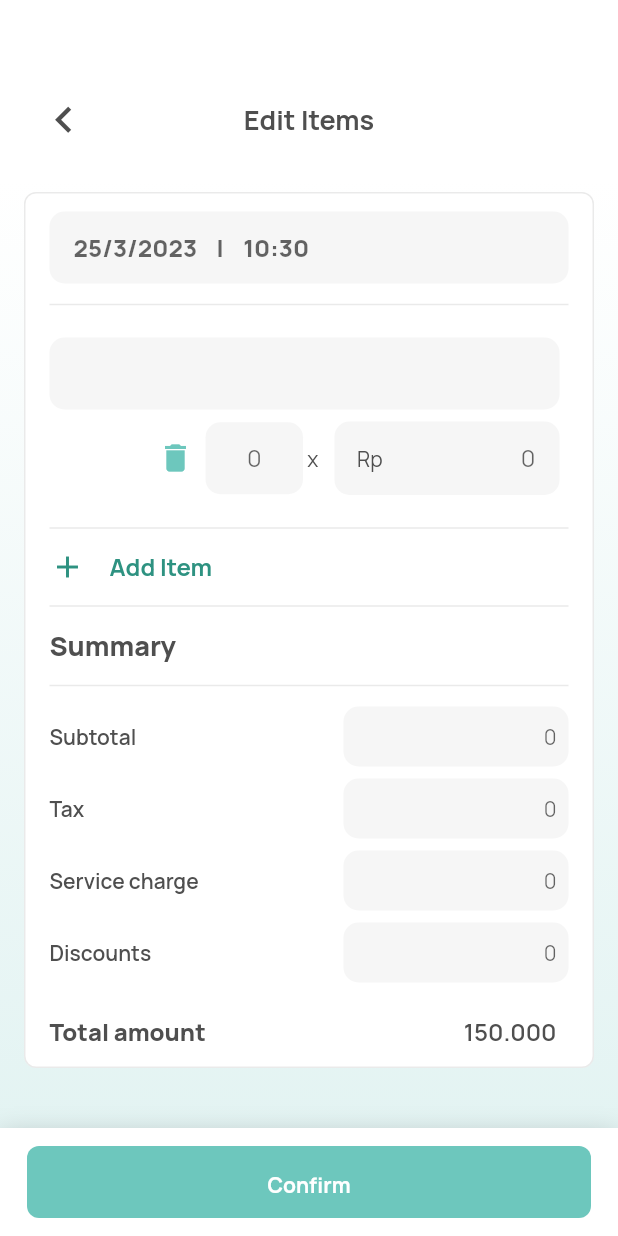
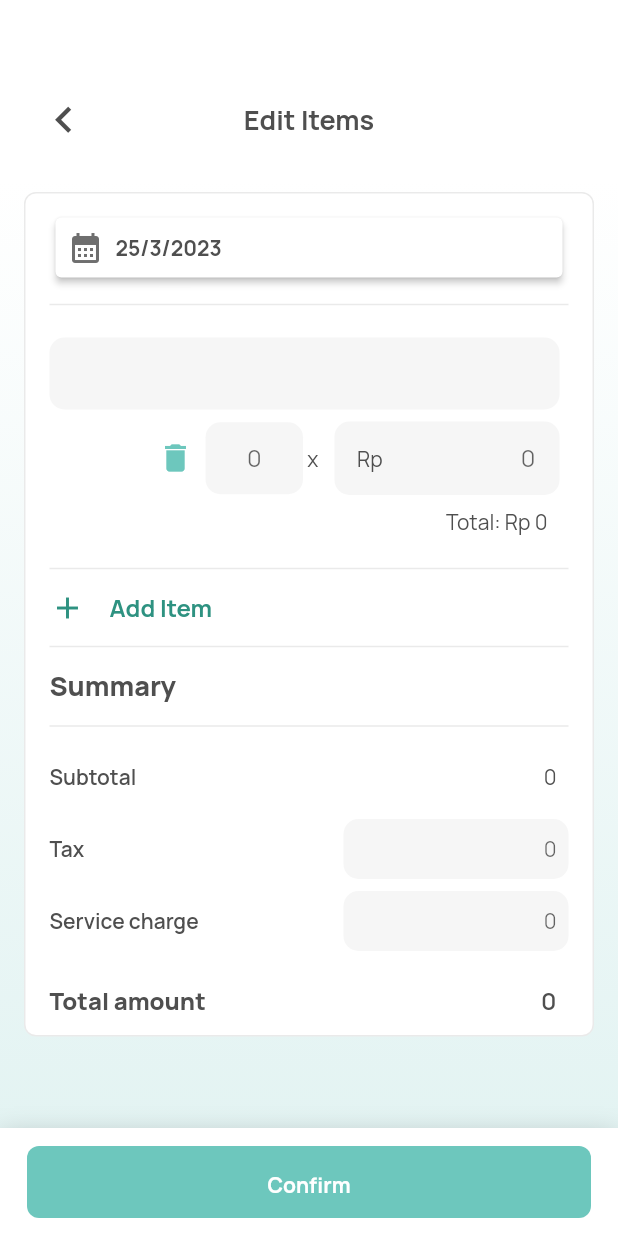
Before and after one commit to split-rex/split-rex-frontend, a Flutter app: the EditItems widget shown alone on an empty page, opened directly, after a tap on "Add Item", on a phone screen of 412 x 824 dp. Run offline on Flutter 3.47's test engine with Material 2 defaults, Android fonts, the phone set to English and light mode, and no system bars; our stand-ins replace flutter_riverpod, flutter_signin_button, flutter_svg, google_fonts, logger, syncfusion_flutter_datepicker; missing offline and left inert: flex_color_picker, flutter_initicon; project files that could hold a hidden picture were left out.

Commit message:
feat: auto calculate total

```diff
--- a/split_rex/lib/main.dart
+++ b/split_rex/lib/main.dart
@@ -30,7 +30,8 @@ class MyApp extends ConsumerWidget {
         resizeToAvoidBottomInset:
           ref.watch(routeProvider).currentPage == "change_password" ||
           ref.watch(routeProvider).currentPage == "edit_account" ||
-          ref.watch(routeProvider).currentPage == "new_group"
+          ref.watch(routeProvider).currentPage == "new_group" ||
+          ref.watch(routeProvider).currentPage == "edit_items"
           ? true
           : false,
         bottomNavigationBar:
--- a/split_rex/lib/src/model/add_expense.dart
+++ b/split_rex/lib/src/model/add_expense.dart
@@ -15,12 +15,14 @@ class Items {
   String name;
   int qty;
   int price;
+  int total;
   bool selected;
 
   Items({
     this.name = "",
     this.qty = 0,
     this.price = 0,
+    this.total = 0,
     this.selected = false
   });
 }
@@ -42,10 +44,10 @@ class Transaction {
     this.desc = "",
     this.groupId = -1,
     this.date = "",
-    this.subtotal = -1,
-    this.tax = -1,
-    this.service = -1,
-    this.total = -1,
+    this.subtotal = 0,
+    this.tax = 0,
+    this.service = 0,
+    this.total = 0,
     this.billOwner = -1,
   });
 }
--- a/split_rex/lib/src/providers/add_expense.dart
+++ b/split_rex/lib/src/providers/add_expense.dart
@@ -28,6 +28,43 @@ class AddExpenseProvider extends ChangeNotifier {
 
   changeBillName(val) {
     newBill.name = val;
+    notifyListeners();
+  }
+
+  changeBillDate(val) {
+    newBill.date = val;
+    notifyListeners();
+  }
+
+  convertStringToInt(str) {
+    int val;
+    if (str == "") {
+      val = 0;
+    } else {
+      val = int.parse(str);
+    }
+    return val;
+  }
+
+  changeBillTax(String str) {
+    int val = convertStringToInt(str);
+    newBill.total -= newBill.tax;
+    newBill.tax = val;
+    newBill.total += val;
+    notifyListeners();
+  }
+
+  changeBillService(String str) {
+    int val = convertStringToInt(str);
+    newBill.total -= newBill.service;
+    newBill.service = val;
+    newBill.total += val;
+    notifyListeners();
+  }
+
+  changeBillTotal(int val) {
+    newBill.total = val;
+    notifyListeners();
   }
 
   addItem() {
@@ -35,16 +72,37 @@ class AddExpenseProvider extends ChangeNotifier {
     notifyListeners();
   }
 
+  deleteItem(index) {
+    newBill.subtotal -= items[index].total;
+    newBill.total -= items[index].total;
+    items.removeAt(index);
+    notifyListeners();
+  }
+
   changeItemName(index, String val) {
     items[index].name = val;
   }
 
-  changeItemQty(index, int val) {
+  changeItemQty(index, String str) {
+    int val = convertStringToInt(str);
     items[index].qty = val;
+    newBill.total -= newBill.subtotal;
+    newBill.subtotal -= items[index].total;
+    items[index].total = items[index].price * items[index].qty;
+    newBill.subtotal += items[index].total;
+    newBill.total += newBill.subtotal;
+    notifyListeners();
   }
 
-  changeItemPrice(index, int val) {
+  changeItemPrice(index, String str) {
+    int val = convertStringToInt(str);
     items[index].price = val;
+    newBill.total -= newBill.subtotal;
+    newBill.subtotal -= items[index].total;
+    items[index].total = items[index].price * items[index].qty;
+    newBill.subtotal += items[index].total;
+    newBill.total += newBill.subtotal;
+    notifyListeners();
   }
 
   changeItemSelected(index) {
--- a/split_rex/lib/src/screens/expense/edit_items.dart
+++ b/split_rex/lib/src/screens/expense/edit_items.dart
@@ -41,7 +41,7 @@ class EditItems extends ConsumerWidget {
                         child: Column(
                           crossAxisAlignment: CrossAxisAlignment.start,
                           children: [
-                            DateTimeField(),
+                            const DateTimeField(),
                             const Divider(thickness: 1, height: 28.0, color: Color.fromARGB(30, 79, 79, 79)),
                             listItem(ref),
                             const Divider(thickness: 1, height: 28.0, color: Color.fromARGB(30, 79, 79, 79)),
@@ -52,19 +52,18 @@ class EditItems extends ConsumerWidget {
                             Column(
                               crossAxisAlignment: CrossAxisAlignment.start,
                               children: [
-                                summaryField("Subtotal"),
-                                summaryField("Tax"),
-                                summaryField("Service charge"),
-                                summaryField("Discounts"),
+                                summaryField(ref, "Subtotal"),
+                                summaryField(ref, "Tax"),
+                                summaryField(ref, "Service charge"),
                                 const SizedBox(height: 14.0),
                             ]),
                             Container(
                               margin: const EdgeInsets.only(right: 8.0),
                               child: Row(
                                 mainAxisAlignment: MainAxisAlignment.spaceBetween,
-                                children: const [
-                                  Text("Total amount", style: TextStyle(fontSize: 16, fontWeight: FontWeight.w900)),
-                                  Text("150.000", style: TextStyle(fontSize: 16, fontWeight: FontWeight.w600)),
+                                children: [
+                                  const Text("Total amount", style: TextStyle(fontSize: 16, fontWeight: FontWeight.w900)),
+                                  Text(ref.watch(addExpenseProvider).newBill.total.toString(), style: const TextStyle(fontSize: 16, fontWeight: FontWeight.w600)),
                                 ],
                               ),
                             ),
--- a/split_rex/lib/src/screens/expense/split_bill.dart
+++ b/split_rex/lib/src/screens/expense/split_bill.dart
@@ -51,7 +51,6 @@ class SplitBill extends ConsumerWidget {
                             summarySplit(ref, "Subtotal"),
                             summarySplit(ref, "Tax"),
                             summarySplit(ref, "Service charge"),
-                            summarySplit(ref, "Discounts"),
                             const SizedBox(height: 8.0,),
                         ]),
                         Row(
--- a/split_rex/lib/src/widgets/expense/edit_items.dart
+++ b/split_rex/lib/src/widgets/expense/edit_items.dart
@@ -1,67 +1,88 @@
 import 'package:flutter/material.dart';
 import 'package:flutter_riverpod/flutter_riverpod.dart';
-import 'package:intl/intl.dart';
 import 'package:split_rex/src/providers/add_expense.dart';
 import 'package:split_rex/src/providers/routes.dart';
 import 'package:syncfusion_flutter_datepicker/datepicker.dart';
 
 class DateTimeField extends ConsumerWidget {
+  const DateTimeField({super.key});
+
   @override
   Widget build(BuildContext context, WidgetRef ref) {
-    return TextField(
-    onChanged: (val) {
+    return GestureDetector(
+      onTap: () {
         showDialog(
           barrierColor: const Color.fromARGB(82, 0, 0, 0),
           context: context,
           builder: (BuildContext dialogContext) {
             final DateRangePickerController dateController = DateRangePickerController();
-          dateController.selectedRange = PickerDateRange(DateTime.now(), DateTime.now().add(Duration(days: 3)));
+            dateController.selectedDate = ref.watch(addExpenseProvider).newBill.date != ""
+            ? DateTime.parse(ref.watch(addExpenseProvider).newBill.date)
+            : DateTime.now();
             return Center(
               child: Container(
-              // padding: const EdgeInsets.symmetric(horizontal: 8, vertical: 16),
-              // width: MediaQuery.of(context).size.width - 60.0,
-              // height: MediaQuery.of(context).size.height - 275.0,
-              // decoration: BoxDecoration(
-              //   color: Colors.white,
-              //   borderRadius: BorderRadius.circular(8.0),
-              // ),
-              // child:
-              //   Column(
-              //     mainAxisAlignment: MainAxisAlignment.spaceAround,
-              //     children: [
-              //     const Text("Select start and end date"),
-              //     SfDateRangePicker(
-              //       controller: dateController,
-              //       view: DateRangePickerView.month,
-              //       selectionMode: DateRangePickerSelectionMode.range,
-              //       onSelectionChanged: (args) {
-              //         if (ref.watch(addExpenseProvider).isNewGroup) {
-              //           ref.read(addExpenseProvider).changenew(args.value.startDate);
-              //           ref.read(addExpenseProvider).changeEndDate(args.value.endDate ?? args.value.startDate);
-              //         }
-              //       },
-              //     )
-              //   ])
+                padding: const EdgeInsets.symmetric(horizontal: 8, vertical: 16),
+                width: MediaQuery.of(context).size.width - 60.0,
+                height: MediaQuery.of(context).size.height - 275.0,
+                decoration: BoxDecoration(
+                  color: Colors.white,
+                  borderRadius: BorderRadius.circular(8.0),
+                ),
+                child:
+                  Column(
+                    mainAxisAlignment: MainAxisAlignment.spaceAround,
+                    children: [
+                    const Text("Select transaction date"),
+                    SfDateRangePicker(
+                      controller: dateController,
+                      view: DateRangePickerView.month,
+                      selectionMode: DateRangePickerSelectionMode.single,
+                      onSelectionChanged: (args) {
+                        if (ref.watch(addExpenseProvider).isNewGroup) {
+                          ref.read(addExpenseProvider).changeBillDate(args.value.toString());
+                        }
+                      },
+                    ),
+                    GestureDetector(
+                      onTap: () {
+                        Navigator.pop(dialogContext);
+                      },
+                      child:
+                      Container(
+                        padding: const EdgeInsets.all(8.0),
+                        decoration: BoxDecoration(
+                          color: const Color(0XFF2E9281),
+                          borderRadius: BorderRadius.circular(8.0)
+                        ),
+                        child: const Text("Done", style: TextStyle(color: Colors.white, fontWeight: FontWeight.w700)),
+                      ),
+                    )
+                ])
               )
             );
           }
         );
-      // ref.read(addExpenseProvider).changeStartDate(DateTime.now().toUtc().toIso8601String());
-      // ref.read(addExpenseProvider).changeEndDate(DateTime.now().toUtc().toIso8601String());
       },
+      child: Card(
+        elevation: 2.0,
+        child: Container(
+          padding: const EdgeInsets.all(8.0),
+          child: Row(
+            children: [
+              const Icon(Icons.calendar_month, color: Color.fromARGB(255, 110, 110, 110)),
+              const SizedBox(width: 8.0),
+              Text(
+                ref.watch(addExpenseProvider).newBill.date != ""
+                ? "${DateTime.parse(ref.watch(addExpenseProvider).newBill.date).day}/${DateTime.parse(ref.watch(addExpenseProvider).newBill.date).month}/${DateTime.parse(ref.watch(addExpenseProvider).newBill.date).year}"
+                : "${DateTime.now().day.toString()}/${DateTime.now().month.toString()}/${DateTime.now().year.toString()}",
                 style: const TextStyle(
-      fontWeight: FontWeight.w900,
+                  fontWeight: FontWeight.bold
                 ),
-    decoration: InputDecoration(
-      contentPadding: const EdgeInsets.symmetric(vertical: 0, horizontal: 16.0),
-      hintText: "${DateTime.now().day.toString()}/${DateTime.now().month.toString()}/${DateTime.now().year.toString()}\t\t\t\t|\t\t\t\t${DateTime.now().hour.toString()}:${DateTime.now().minute.toString()}",
-      filled: true,
-      fillColor: const Color(0XFFF6F6F6),
-      border: OutlineInputBorder(
-        borderRadius: BorderRadius.circular(10.0),
-        borderSide: BorderSide.none
-      ),
-    ),
+              )
+            ]
+          )
+        )
+      )
   );
 }
 }
@@ -100,14 +121,23 @@ Widget itemCard(WidgetRef ref, int index) => Row(
           Row(
             mainAxisAlignment: MainAxisAlignment.end,
             children: [
-              const Icon(Icons.delete, color: Color(0XFF6DC7BD)),
+              GestureDetector(
+                onTap: () {
+                  // TODO: masih janky (can only delete from bottom to top)
+                  ref.read(addExpenseProvider).deleteItem(index);
+                },
+                child: const Icon(
+                  Icons.delete,
+                  color: Color(0XFF6DC7BD
+                )),
+              ),
               Container(
                 width: 65,
                 margin: const EdgeInsets.only(left: 8.0),
                 child:
                 TextField(
                   onChanged: (val) {
-                    ref.read(addExpenseProvider).changeItemQty(index, int.parse(val));
+                    ref.read(addExpenseProvider).changeItemQty(index, val);
                   },
                   textAlign: TextAlign.center,
                   style: const TextStyle(
@@ -132,7 +162,7 @@ Widget itemCard(WidgetRef ref, int index) => Row(
                 child:
                 TextField(
                   onChanged: (val) {
-                    ref.read(addExpenseProvider).changeItemPrice(index, int.parse(val));
+                    ref.read(addExpenseProvider).changeItemPrice(index, val);
                   },
                   textAlign: TextAlign.end,
                   style: const TextStyle(
@@ -151,6 +181,21 @@ Widget itemCard(WidgetRef ref, int index) => Row(
                   ),
                 ),
               ),
+            ],
+          )
+        ),
+        SizedBox(
+          width: 340,
+          child: Row(
+            mainAxisAlignment: MainAxisAlignment.end,
+            children: [
+              Container(
+                padding: const EdgeInsets.only(top: 8.0, right: 8.0),
+                alignment: Alignment.centerRight,
+                child: Text(
+                  "Total: Rp ${ref.watch(addExpenseProvider).items[index].total.toString()}", textAlign: TextAlign.right
+                )
+              )
             ],
           )
         )
@@ -181,7 +226,7 @@ Widget addItem(WidgetRef ref) => InkWell(
   )
 );
 
-Widget summaryField(String title) => Column(children: [
+Widget summaryField(WidgetRef ref, String title) => Column(children: [
   Row(
     mainAxisAlignment: MainAxisAlignment.spaceBetween,
     children: [
@@ -191,7 +236,32 @@ Widget summaryField(String title) => Column(children: [
         height: 40,
         padding: EdgeInsets.zero,
         child:
+        title == "Subtotal"
+        ? Container(
+            padding: const EdgeInsets.only(right: 8.0),
+            alignment: Alignment.centerRight,
+            child: Text(
+            ref.watch(addExpenseProvider).newBill.subtotal.toString(),
+            style: const TextStyle(
+              fontWeight: FontWeight.w400,
+              fontSize: 14
+            )
+          ),
+        )
+        :
         TextField(
+          onChanged: (val) {
+            switch (title) {
+              case "Tax":
+                ref.read(addExpenseProvider).changeBillTax(val);
+                break;
+              case "Service charge":
+                ref.read(addExpenseProvider).changeBillService(val);
+                break;
+              default:
+                break;
+            }
+          },
           textAlign: TextAlign.end,
           style: const TextStyle(
             fontWeight: FontWeight.w400,
@@ -199,7 +269,10 @@ Widget summaryField(String title) => Column(children: [
           ),
           decoration: InputDecoration(
             contentPadding: const EdgeInsets.symmetric(vertical: 0, horizontal: 8.0),
-            hintText: "0",
+            hintText: title == "Tax"
+            ? ref.watch(addExpenseProvider).newBill.tax.toString()
+            : ref.watch(addExpenseProvider).newBill.service.toString()
+            ,
             filled: true,
             fillColor: const Color(0XFFF6F6F6),
             border: OutlineInputBorder(
```
Lines whose indentation alone changed are shown as unchanged.
